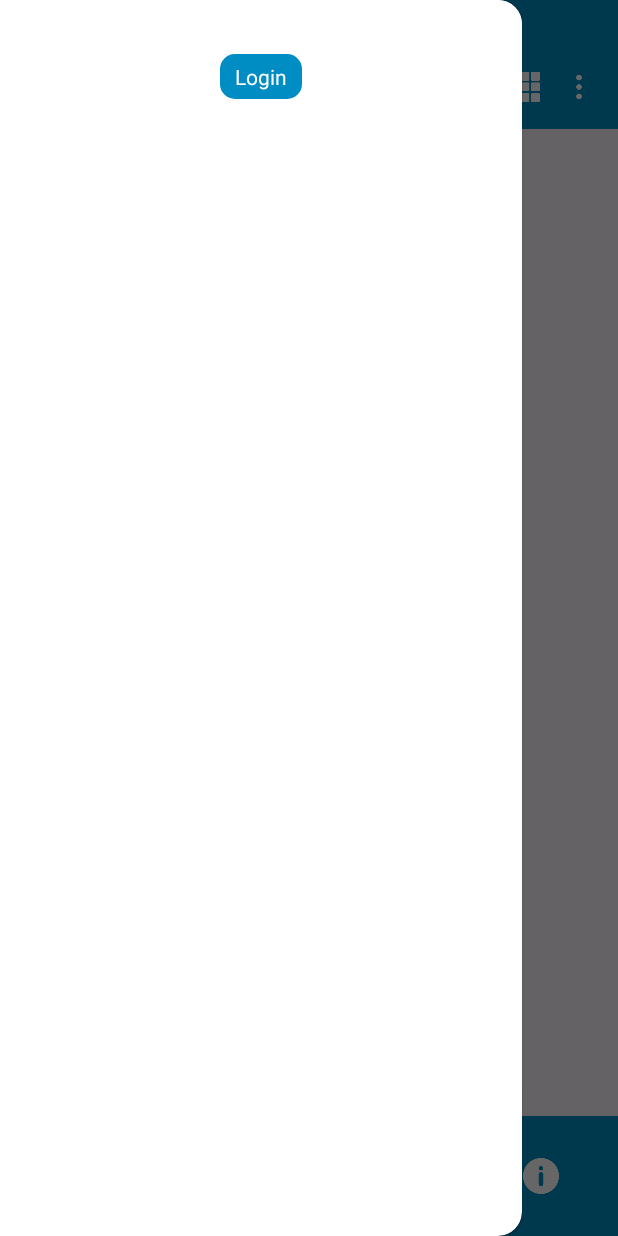
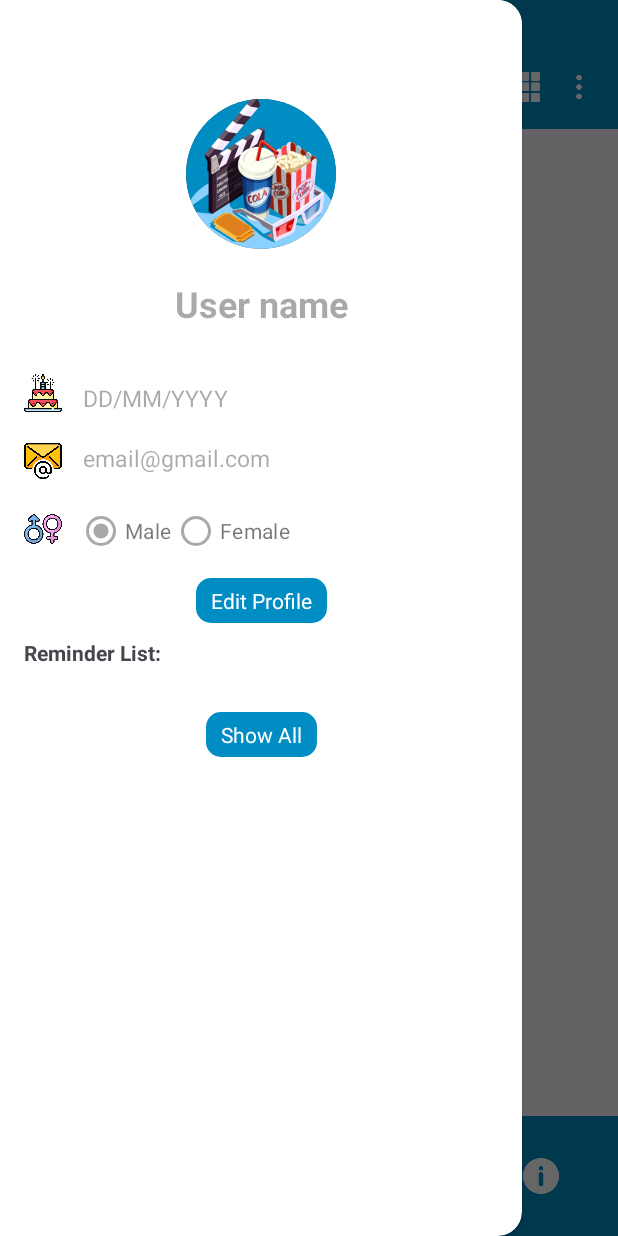
Before and after one commit to toki-ai/android_movie_preview_app, an Android app built with Jetpack Compose: the screen it shows after launch (MainActivity), with the side drawer open, on a phone screen of 412 x 824 dp. Run offline under Robolectric (Android 15) with nearby library versions, the light colour scheme and no system bars; our stand-ins replace Picasso; pictures from the network do not load; 1 statement that could not run was skipped.

```diff
--- a/app/src/main/java/com/example/mockproject/MainActivity.java
+++ b/app/src/main/java/com/example/mockproject/MainActivity.java
@@ -5,10 +5,12 @@ import android.content.Intent;
 import android.content.SharedPreferences;
 import android.graphics.Bitmap;
 import android.os.Bundle;
+import android.view.Menu;
 import android.view.View;
 import android.widget.EditText;
 import android.widget.ImageButton;
 import android.widget.ImageView;
+import android.widget.RadioButton;
 import android.widget.TextView;
 
 import androidx.activity.result.ActivityResultLauncher;
@@ -20,6 +22,7 @@ import androidx.appcompat.app.AppCompatActivity;
 import androidx.drawerlayout.widget.DrawerLayout;
 import androidx.fragment.app.Fragment;
 import androidx.fragment.app.FragmentTransaction;
+import androidx.recyclerview.widget.RecyclerView;
 
 import com.example.mockproject.fragment.AboutFragment;
 import com.example.mockproject.fragment.FavoriteFragment;
@@ -36,8 +39,6 @@ public class MainActivity extends AppCompatActivity {
     private boolean isGrid = false;
     private ImageButton toolbarIconList;
     private ImageView toolbarOptionsMenu;
-    //private ImageView profileAvatar, iconCake, iconMail, iconGender,
-    //private EditText profieName, profileBirthday, profileMail, genderMaul
     private SharedPreferences sharedPreferences;
     public static final String USER_ID = "user_id";
     public static final String SHARE_KEY = "mock_prj";
@@ -56,7 +57,6 @@ public class MainActivity extends AppCompatActivity {
         setUpToolbar();
         setUpOptionsMenu();
         setUpDrawer();
-        loadDrawerData();
         setUpBottomNavAndVisibleToolbar();
         setUpToolbarIconList();
     }
@@ -180,6 +180,19 @@ public class MainActivity extends AppCompatActivity {
         DrawerLayout drawerLayout = findViewById(R.id.drawer_layout);
         ImageButton btnToggle = findViewById(R.id.toolbar_icon_burger);
         NavigationView navigationView = findViewById(R.id.drawer_nav);
+
+        navigationView.removeHeaderView(navigationView.getHeaderView(0));
+        String userId = sharedPreferences.getString(USER_ID, "");
+        int headerLayout = userId.isEmpty() ? R.layout.header_drawer_profile : R.layout.header_drawer_guest;
+        View headerView = getLayoutInflater().inflate(headerLayout, navigationView, false);
+        navigationView.addHeaderView(headerView);
+
+        if (!userId.isEmpty()){
+            login();
+        }else{
+            loadDrawerData();
+        }
+
         btnToggle.setOnClickListener(view -> {
             if (drawerLayout.isDrawerOpen(navigationView)) {
                 drawerLayout.closeDrawer(navigationView);
@@ -189,9 +202,11 @@ public class MainActivity extends AppCompatActivity {
         });
     }
 
+    private void login(){
+
+    }
+
     private void loadDrawerData(){
-        //ImageView avatar = findViewById()
-
         cameraLauncher = registerForActivityResult(new ActivityResultContracts.StartActivityForResult(), result -> {
             if (result.getResultCode() == RESULT_OK && result.getData() != null) {
                 Bitmap bitmap = (Bitmap) result.getData().getExtras().get("data");
@@ -219,10 +234,4 @@ public class MainActivity extends AppCompatActivity {
 
     }
 
-    private void setProfileLoginMode(boolean isLogin){
-        if (isLogin){
-
-        }
-    }
-
 }
--- /dev/null
+++ b/app/src/main/java/com/example/mockproject/database/ReminderRepository.java
@@ -0,0 +1,4 @@
+package com.example.mockproject.database;
+
+public class ReminderRepository {
+}
--- a/app/src/main/java/com/example/mockproject/fragment/adapter/MovieAdapter.java
+++ b/app/src/main/java/com/example/mockproject/fragment/adapter/MovieAdapter.java
@@ -55,7 +55,7 @@ public class MovieAdapter extends RecyclerView.Adapter<MovieAdapter.MovieViewHol
             holder.rating.setVisibility(View.VISIBLE);
             holder.overview.setVisibility(View.VISIBLE);
             holder.releaseDate.setVisibility(View.VISIBLE);
-            holder.ignoreChildIcon.setVisibility(movie.getIsAdultMoview() ? View.VISIBLE : View.GONE);
+            holder.ignoreChildIcon.setVisibility(movie.getIsAdultMovie() ? View.VISIBLE : View.GONE);
             holder.rating.setText(movie.getRating() +"/10.0");
             holder.overview.setText(movie.getOverview());
             holder.releaseDate.setText(movie.getReleaseDate());
--- a/app/src/main/res/layout/header_drawer_profile.xml
+++ b/app/src/main/res/layout/header_drawer_profile.xml
@@ -16,20 +16,18 @@
         android:layout_marginTop="50dp"
         android:clipToOutline="true"
         android:scaleType="centerCrop"
-        android:visibility="gone"
         android:src="@drawable/img_slash_bg"/>
 
     <EditText
         android:id="@+id/profile_name"
         android:layout_width="wrap_content"
         android:layout_height="wrap_content"
-        android:text="Toki"
+        android:text="User name"
         android:textStyle="bold"
         android:enabled="false"
         android:backgroundTint="@color/white"
         android:textSize="24dp"
         android:layout_marginTop="10dp"
-        android:visibility="gone"
         app:layout_constraintStart_toStartOf="parent"
         app:layout_constraintEnd_toEndOf="parent"
         app:layout_constraintTop_toBottomOf="@id/avatar"
@@ -42,7 +40,6 @@
         android:layout_height="25dp"
         android:layout_marginTop="20dp"
         android:src="@drawable/icon_drawer_cake"
-        android:visibility="gone"
         app:layout_constraintStart_toStartOf="parent"
         app:layout_constraintTop_toBottomOf="@+id/profile_name" />
 
@@ -50,12 +47,11 @@
         android:id="@+id/profile_birthday"
         android:layout_width="wrap_content"
         android:layout_height="wrap_content"
-        android:text="20/04/2004"
+        android:text="DD/MM/YYYY"
         android:enabled="false"
         android:layout_marginTop="15dp"
         android:layout_marginStart="10dp"
         android:backgroundTint="@color/white"
-        android:visibility="gone"
         android:textSize="15dp"
         app:layout_constraintStart_toEndOf="@id/drawer_icon_cake"
         app:layout_constraintTop_toBottomOf="@+id/profile_name"
@@ -68,7 +64,6 @@
         android:layout_height="25dp"
         android:layout_marginTop="20dp"
         android:src="@drawable/icon_drawer_mail"
-        android:visibility="gone"
         app:layout_constraintStart_toStartOf="parent"
         app:layout_constraintTop_toBottomOf="@+id/drawer_icon_cake" />
 
@@ -76,12 +71,11 @@
         android:id="@+id/profile_mail"
         android:layout_width="wrap_content"
         android:layout_height="wrap_content"
-        android:text="daopham@gmail.com"
+        android:text="email@gmail.com"
         android:enabled="false"
         android:layout_marginTop="10dp"
         android:layout_marginStart="10dp"
         android:backgroundTint="@color/white"
-        android:visibility="gone"
         android:textSize="15dp"
         app:layout_constraintStart_toEndOf="@id/drawer_icon_cake"
         app:layout_constraintTop_toBottomOf="@+id/drawer_icon_cake"
@@ -94,7 +88,6 @@
         android:layout_height="25dp"
         android:layout_marginTop="20dp"
         android:src="@drawable/icon_drawer_genders"
-        android:visibility="gone"
         app:layout_constraintStart_toStartOf="parent"
         app:layout_constraintTop_toBottomOf="@+id/drawer_icon_mail" />
 
@@ -112,7 +105,6 @@
             android:layout_width="wrap_content"
             android:layout_height="wrap_content"
             android:checked="true"
-            android:visibility="gone"
             android:enabled="false"
             android:text="Male" />
 
@@ -120,7 +112,6 @@
             android:id="@+id/radio_female"
             android:layout_width="wrap_content"
             android:layout_height="wrap_content"
-            android:visibility="gone"
             android:enabled="false"
             android:text="Female" />
     </RadioGroup>
@@ -131,7 +122,6 @@
         android:layout_height="wrap_content"
         app:layout_constraintStart_toStartOf="parent"
         app:layout_constraintEnd_toEndOf="parent"
-        android:visibility="gone"
         android:layout_marginTop="20dp"
         android:text="Edit Profile"
         android:background="@drawable/shape_button"
@@ -139,21 +129,6 @@
         android:paddingHorizontal="10dp"
         android:paddingVertical="5dp"
         app:layout_constraintTop_toBottomOf="@+id/drawer_icon_gender"
-        />
-    <TextView
-        android:id="@+id/profile_btn_login"
-        android:layout_width="wrap_content"
-        android:layout_height="wrap_content"
-        app:layout_constraintStart_toStartOf="parent"
-        app:layout_constraintEnd_toEndOf="parent"
-        android:layout_marginTop="20dp"
-        android:text="Login"
-        android:background="@drawable/shape_button"
-        android:textColor="@color/white"
-        android:paddingHorizontal="10dp"
-        android:paddingVertical="5dp"
-        app:layout_constraintTop_toTopOf="parent"
-        app:layout_constraintBottom_toBottomOf="parent"
         />
     <TextView
         android:id="@+id/profile_btn_cancel"
@@ -189,7 +164,6 @@
         android:layout_width="wrap_content"
         android:layout_height="wrap_content"
         app:layout_constraintStart_toStartOf="parent"
-        android:visibility="gone"
         android:layout_marginTop="10dp"
         android:textStyle="bold"
         android:text="Reminder List:"
@@ -202,7 +176,6 @@
         android:layout_width="match_parent"
         android:layout_height="0dp"
         app:layout_constraintStart_toStartOf="parent"
-        android:visibility="gone"
         app:layout_constraintTop_toBottomOf="@+id/reminder_drawer_title"
         android:layout_marginBottom="20dp"
         android:layout_marginTop="10dp"
@@ -213,7 +186,6 @@
         android:id="@+id/reminder_btn_show"
         android:layout_width="wrap_content"
         android:layout_height="wrap_content"
-        android:visibility="gone"
         app:layout_constraintStart_toStartOf="parent"
         app:layout_constraintEnd_toEndOf="parent"
         android:text="Show All"
```
Also changed, not shown: app/src/main/java/com/example/mockproject/database/DatabaseHelper.java (+105 -1 lines), app/src/main/java/com/example/mockproject/database/MovieRepository.java (+145 -0 lines), app/src/main/java/com/example/mockproject/entities/Movie.java (+16 -1 lines), app/src/main/res/layout/header_drawer_guest.xml (added, +23 -0 lines).
